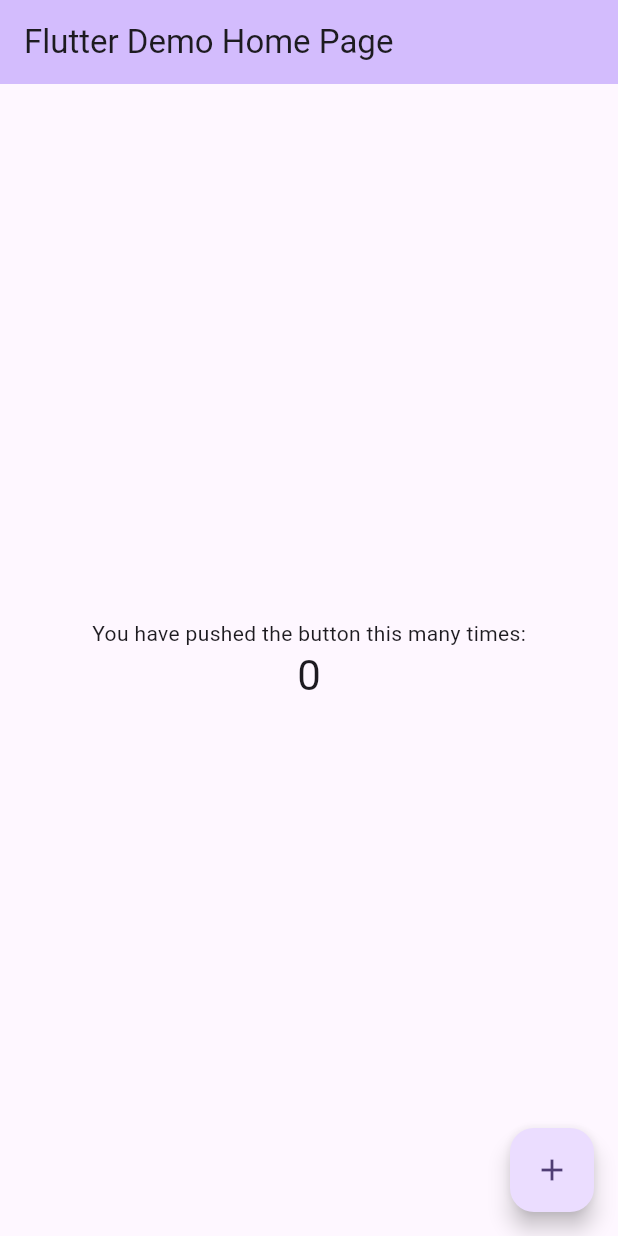
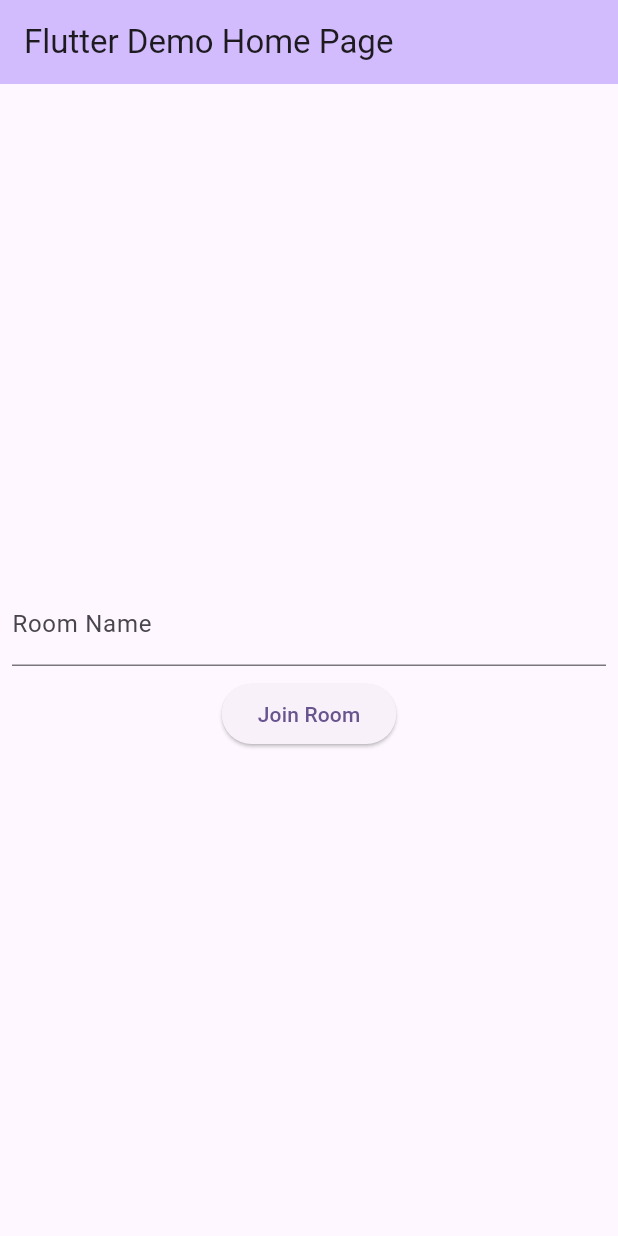
Before and after one commit to PFE-2024-QUIZ-APP/mobile, a Flutter app: the screen it shows after launch, on a phone screen of 412 x 824 dp. Run offline on Flutter 3.47's test engine with Material 3 defaults, Android fonts, the phone set to English and light mode, and no system bars; our stand-ins replace firebase_core, socket_io_client; accounts and stored records are empty.

Commit message:
Update Socket

```diff
--- a/lib/main.dart
+++ b/lib/main.dart
@@ -1,4 +1,8 @@
 import 'package:flutter/material.dart';
+import 'package:socket_io_client/socket_io_client.dart' as IO;
+import 'dart:async';
+
+import 'package:socket_io_client/socket_io_client.dart';
 
 void main() {
   runApp(const MyApp());
@@ -29,12 +33,27 @@ class MyHomePage extends StatefulWidget {
 }
 
 class _MyHomePageState extends State<MyHomePage> {
-  int _counter = 0;
+  final TextEditingController _controller = TextEditingController();
+  final StreamSocket streamSocket = StreamSocket();
 
-  void _incrementCounter() {
-    setState(() {
-      _counter++;
+  void connectAndListen(String roomName) {
+    IO.Socket socket = IO.io('http://localhost:3000',
+        OptionBuilder().setTransports(['websocket']).build());
+
+    socket.onConnect((_) {
+      print('connect');
+      socket.emit('join', roomName); // Use the 'joinRoom' event or similar based on your server-side implementation
     });
+
+    socket.on('roomData', (data) => streamSocket.addResponse(data.toString()));
+    socket.onDisconnect((_) => print('disconnect'));
+  }
+
+  @override
+  void dispose() {
+    _controller.dispose();
+    streamSocket.dispose();
+    super.dispose();
   }
 
   @override
@@ -44,25 +63,45 @@ class _MyHomePageState extends State<MyHomePage> {
         backgroundColor: Theme.of(context).colorScheme.inversePrimary,
         title: Text(widget.title),
       ),
-      body: Center(
-        child: Column(
-          mainAxisAlignment: MainAxisAlignment.center,
-          children: <Widget>[
-            const Text(
-              'You have pushed the button this many times:',
+      body: Column(
+        mainAxisAlignment: MainAxisAlignment.center,
+        children: <Widget>[
+          Padding(
+            padding: const EdgeInsets.all(8.0),
+            child: TextField(
+              controller: _controller,
+              decoration: InputDecoration(
+                labelText: 'Room Name',
+              ),
             ),
-            Text(
-              '$_counter',
-              style: Theme.of(context).textTheme.headlineMedium,
-            ),
-          ],
-        ),
+          ),
+          ElevatedButton(
+            onPressed: () => connectAndListen(_controller.text),
+            child: Text('Join Room'),
+          ),
+          StreamBuilder(
+            stream: streamSocket.getResponse,
+            builder: (BuildContext context, AsyncSnapshot<String> snapshot) {
+              if (snapshot.hasData) {
+                return Text(snapshot.data!);
+              }
+              return Container();
+            },
+          ),
+        ],
       ),
-      floatingActionButton: FloatingActionButton(
-        onPressed: _incrementCounter,
-        tooltip: 'Increment',
-        child: const Icon(Icons.add),
-      ), // This trailing comma makes auto-formatting nicer for build methods.
     );
   }
 }
+
+class StreamSocket {
+  final _socketResponse = StreamController<String>();
+
+  void Function(String) get addResponse => _socketResponse.sink.add;
+
+  Stream<String> get getResponse => _socketResponse.stream;
+
+  void dispose() {
+    _socketResponse.close();
+  }
+}
--- a/pubspec.yaml
+++ b/pubspec.yaml
@@ -36,6 +36,7 @@ dependencies:
   # Use with the CupertinoIcons class for iOS style icons.
   cupertino_icons: ^1.0.2
   firebase_core: ^2.25.4
+  socket_io_client: ^2.0.3+1
 
 dev_dependencies:
   flutter_test:
```
Also changed, not shown: pubspec.lock, 3 other files.
